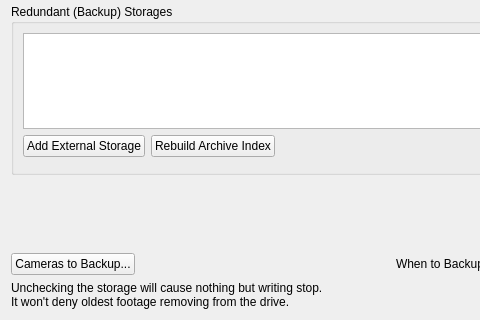
Old version of the form client/src/ui/widgets/properties/storage_config_widget.ui in the repository networkoptix/nx_open; both pictures show x 0 to 480 and y 183 to 503 of the 769 by 503 pixel window.
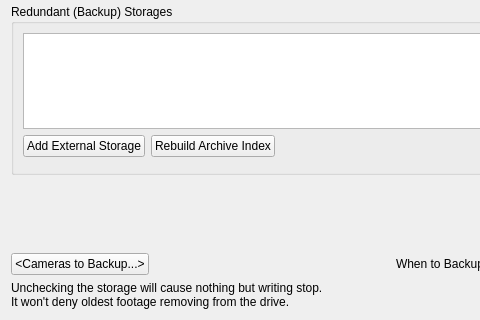
New version of the form. Custom widgets are drawn as their Qt base class.

Commit message:
VMS-1219: Improve "Cameras Backup" dialog
<==== Mercurial data ====>
Branch: dev_2.5.0_gui

Patch:
```diff
--- a/client/src/ui/widgets/properties/storage_config_widget.ui
+++ b/client/src/ui/widgets/properties/storage_config_widget.ui
@@ -246,7 +246,7 @@
      <item>
       <widget class="QPushButton" name="pushButtonCameraSettings">
        <property name="text">
-        <string>Cameras to Backup...</string>
+        <string notr="true">&lt;Cameras to Backup...&gt;</string>
        </property>
       </widget>
      </item>
```
Left out of the diff: 2 changed lines with no effect on the pictures. The commit also changes 5 other files.
